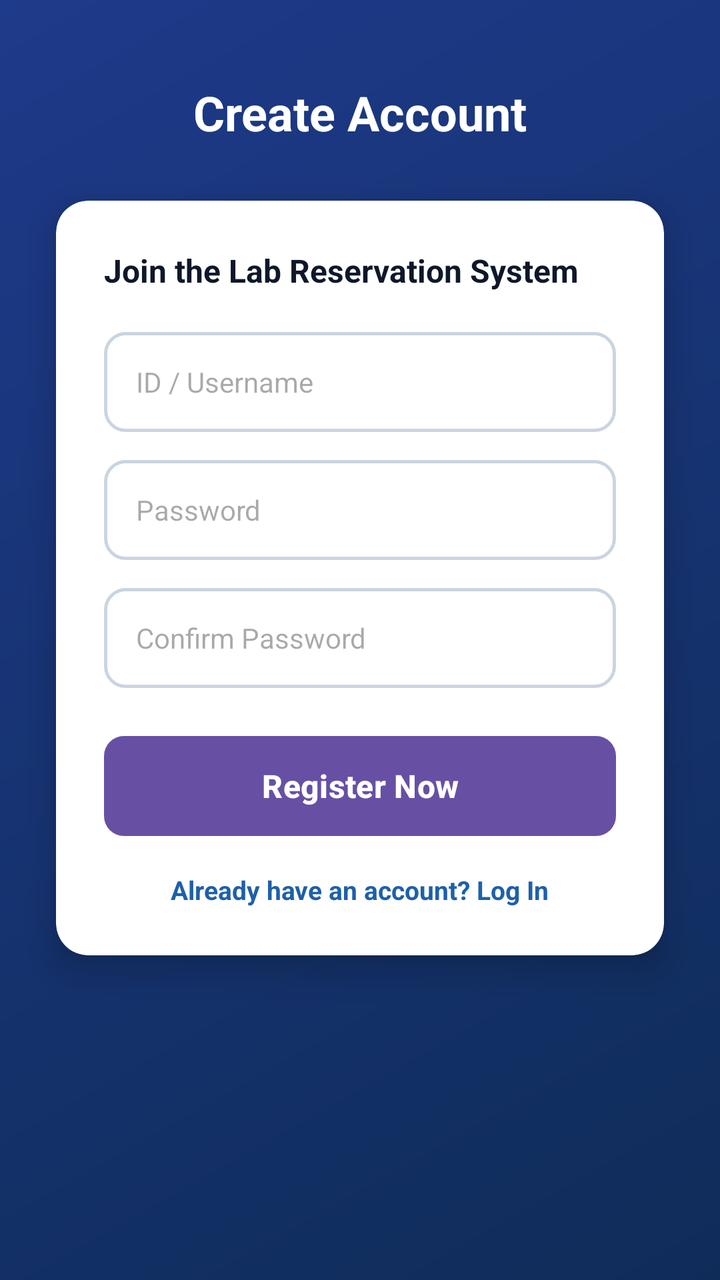
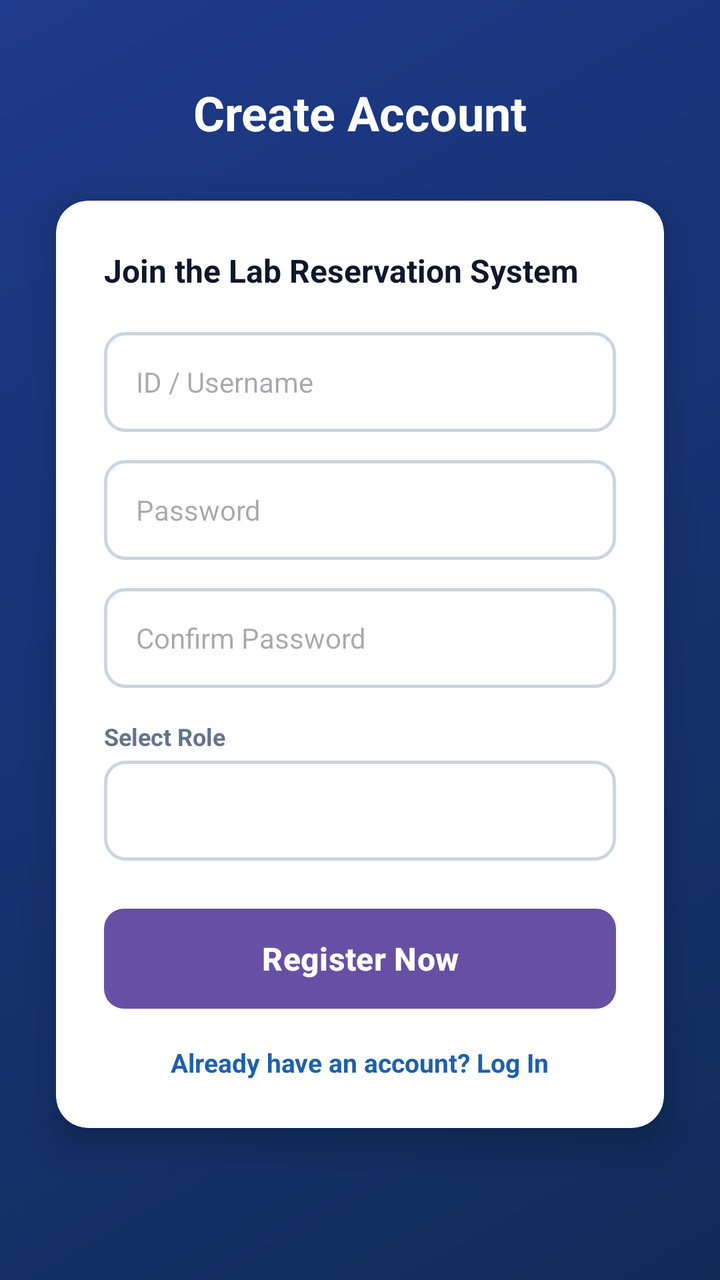

Screens rendered from an Android XML layout before and after an edit, with the pre-edit source and the edit as a unified diff.
<!-- AndroidManifest.xml: application theme Theme.Fyp1 -->
<!-- res/layout/activity_signup.xml -->
<?xml version="1.0" encoding="utf-8"?>
<androidx.constraintlayout.widget.ConstraintLayout
    xmlns:android="http://schemas.android.com/apk/res/android"
    xmlns:app="http://schemas.android.com/apk/res-auto"
    xmlns:tools="http://schemas.android.com/tools"
    android:layout_width="match_parent"
    android:layout_height="match_parent"
    android:background="@drawable/bg_login_gradient"
    android:fitsSystemWindows="true"
    tools:context=".SignupActivity">

    <TextView
        android:id="@+id/tvSignupTitle"
        android:layout_width="wrap_content"
        android:layout_height="wrap_content"
        android:layout_marginTop="40dp"
        android:text="@string/signup_title"
        android:textColor="@color/text_light"
        android:textSize="24sp"
        android:textStyle="bold"
        app:layout_constraintEnd_toEndOf="parent"
        app:layout_constraintStart_toStartOf="parent"
        app:layout_constraintTop_toTopOf="parent" />

    <androidx.cardview.widget.CardView
        android:layout_width="0dp"
        android:layout_height="wrap_content"
        android:layout_marginStart="28dp"
        android:layout_marginTop="28dp"
        android:layout_marginEnd="28dp"
        app:cardCornerRadius="16dp"
        app:cardElevation="10dp"
        app:layout_constraintEnd_toEndOf="parent"
        app:layout_constraintStart_toStartOf="parent"
        app:layout_constraintTop_toBottomOf="@id/tvSignupTitle">

        <LinearLayout
            android:layout_width="match_parent"
            android:layout_height="wrap_content"
            android:orientation="vertical"
            android:padding="24dp">

            <TextView
                android:layout_width="wrap_content"
                android:layout_height="wrap_content"
                android:text="@string/signup_subtitle"
                android:textColor="@color/text_primary"
                android:textSize="16sp"
                android:textStyle="bold" />

            <EditText
                android:id="@+id/etSignupUsername"
                android:layout_width="match_parent"
                android:layout_height="50dp"
                android:layout_marginTop="20dp"
                android:background="@drawable/bg_input_modern"
                android:hint="@string/id_username"
                android:inputType="textNoSuggestions"
                android:paddingStart="16dp"
                android:paddingEnd="16dp"
                android:textColor="@color/text_primary"
                android:textSize="14sp" />

            <EditText
                android:id="@+id/etSignupPassword"
                android:layout_width="match_parent"
                android:layout_height="50dp"
                android:layout_marginTop="14dp"
                android:background="@drawable/bg_input_modern"
                android:hint="@string/hint_password"
                android:inputType="textPassword"
                android:paddingStart="16dp"
                android:paddingEnd="16dp"
                android:textColor="@color/text_primary"
                android:textSize="14sp" />

            <EditText
                android:id="@+id/etConfirmPassword"
                android:layout_width="match_parent"
                android:layout_height="50dp"
                android:layout_marginTop="14dp"
                android:background="@drawable/bg_input_modern"
                android:hint="@string/hint_confirm_password"
                android:inputType="textPassword"
                android:paddingStart="16dp"
                android:paddingEnd="16dp"
                android:textColor="@color/text_primary"
                android:textSize="14sp" />

            <Button
                android:id="@+id/btnSignup"
                android:layout_width="match_parent"
                android:layout_height="50dp"
                android:layout_marginTop="24dp"
                android:background="@drawable/bg_button_primary"
                android:text="@string/btn_signup_text"
                android:textAllCaps="false"
                android:textColor="@color/text_light"
                android:textSize="16sp"
                android:textStyle="bold" />

            <TextView
                android:id="@+id/tvBackToLogin"
                android:layout_width="wrap_content"
                android:layout_height="wrap_content"
                android:layout_gravity="center_horizontal"
                android:layout_marginTop="18dp"
                android:text="@string/login_prompt"
                android:textColor="@color/campus_blue"
                android:textSize="13sp"
                android:textStyle="bold" />
        </LinearLayout>
    </androidx.cardview.widget.CardView>
</androidx.constraintlayout.widget.ConstraintLayout>
<!-- resources referenced by this layout -->
<resources>
  <color name="campus_blue">#1E60AA</color>
  <color name="text_light">#FFFFFF</color>
  <color name="text_primary">#0F172A</color>
  <!-- drawable bg_button_primary (drawable) -->
  <?xml version="1.0" encoding="utf-8"?>
  <shape xmlns:android="http://schemas.android.com/apk/res/android"
      android:shape="rectangle">
      <solid android:color="#0F2C59" />
      <corners android:radius="10dp" />
  </shape>
  <!-- drawable bg_input_modern (drawable) -->
  <?xml version="1.0" encoding="utf-8"?>
  <shape xmlns:android="http://schemas.android.com/apk/res/android"
      android:shape="rectangle">
      <solid android:color="#FFFFFF" />
      <corners android:radius="10dp" />
      <stroke android:width="1.5dp" android:color="#CBD5E1" />
  </shape>
  <!-- drawable bg_login_gradient (drawable) -->
  <?xml version="1.0" encoding="utf-8"?>
  <shape xmlns:android="http://schemas.android.com/apk/res/android">
      <gradient
          android:angle="135"
          android:startColor="#0F2C59"
          android:endColor="#1E3A8A"
          android:type="linear" />
  </shape>
  <string name="btn_signup_text">Register Now</string>
  <string name="hint_confirm_password">Confirm Password</string>
  <string name="hint_password">Password</string>
  <string name="id_username">ID / Username</string>
  <string name="login_prompt">Already have an account? Log In</string>
  <string name="signup_subtitle">Join the Lab Reservation System</string>
  <string name="signup_title">Create Account</string>
  <style name="Theme.Fyp1" parent="Base.Theme.Fyp1" />
  <style name="Base.Theme.Fyp1" parent="Theme.Material3.Light.NoActionBar">
          
          
      </style>
</resources>

<!-- the commit's change to res/layout/activity_signup.xml (unified diff, before → after) -->
@@ -87,6 +87,23 @@
                 android:textColor="@color/text_primary"
                 android:textSize="14sp" />
 
+            <TextView
+                android:layout_width="wrap_content"
+                android:layout_height="wrap_content"
+                android:layout_marginTop="16dp"
+                android:text="@string/label_select_role"
+                android:textColor="@color/text_secondary"
+                android:textSize="12sp"
+                android:textStyle="bold" />
+
+            <Spinner
+                android:id="@+id/spinnerRole"
+                android:layout_width="match_parent"
+                android:layout_height="50dp"
+                android:layout_marginTop="4dp"
+                android:background="@drawable/bg_input_modern"
+                android:paddingStart="8dp" />
+
             <Button
                 android:id="@+id/btnSignup"
                 android:layout_width="match_parent"
<!-- resource entries referenced after the edit -->
@@ -3,6 +3,7 @@
   <color name="campus_blue">#1E60AA</color>
   <color name="text_light">#FFFFFF</color>
   <color name="text_primary">#0F172A</color>
+  <color name="text_secondary">#64748B</color>
   <!-- drawable bg_button_primary (drawable) -->
   <?xml version="1.0" encoding="utf-8"?>
   <shape xmlns:android="http://schemas.android.com/apk/res/android"
@@ -31,6 +32,7 @@
   <string name="hint_confirm_password">Confirm Password</string>
   <string name="hint_password">Password</string>
   <string name="id_username">ID / Username</string>
+  <string name="label_select_role">Select Role</string>
   <string name="login_prompt">Already have an account? Log In</string>
   <string name="signup_subtitle">Join the Lab Reservation System</string>
   <string name="signup_title">Create Account</string>
